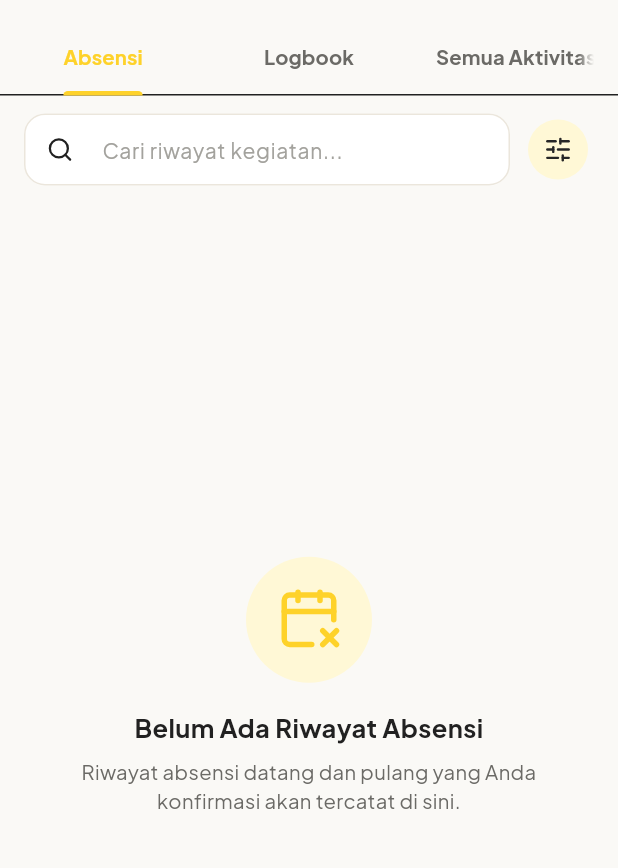
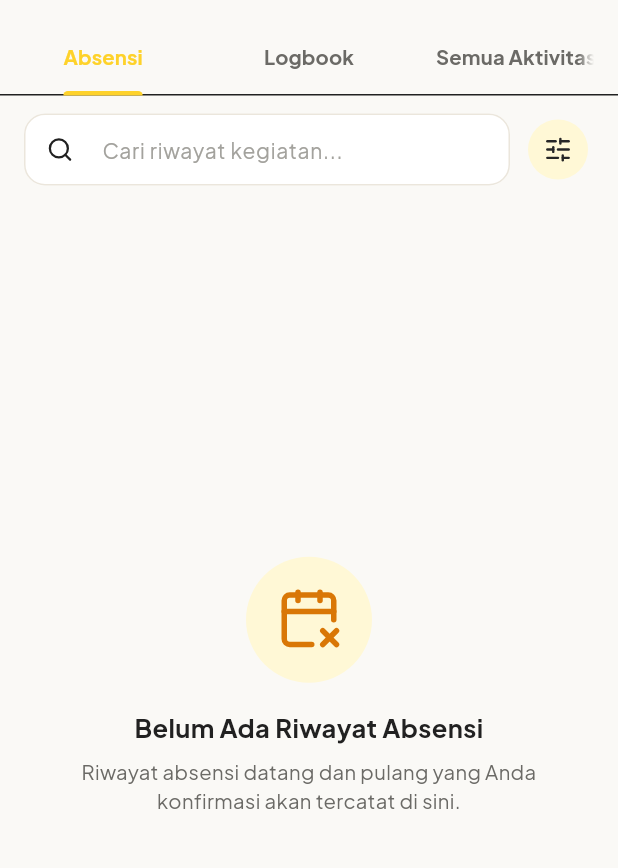
Before and after one commit to ardhikaxx/rama-mobile, a Flutter app: the HistoryScreen screen opened directly, on a phone screen of 412 x 824 dp, the part 62-930 px from its top. Run offline on Flutter 3.47's test engine with Material 3 defaults, Android fonts, the phone set to English and light mode, and no system bars; our stand-ins replace file_picker, fl_chart, flutter_local_notifications, flutter_riverpod, flutter_slidable, flutter_timezone and 8 more; accounts and stored records are empty.

Commit message:
style: pembaruan tampilan status kosong aplikasi

```diff
--- a/lib/presentation/widgets/empty_state_view.dart
+++ b/lib/presentation/widgets/empty_state_view.dart
@@ -36,7 +36,7 @@ class EmptyStateView extends StatelessWidget {
               child: Icon(
                 icon,
                 size: 44,
-                color: AppColors.primary,
+                color: isDark ? AppColors.primary : AppColors.accentAmber,
               ),
             ),
             const SizedBox(height: 18),
```
